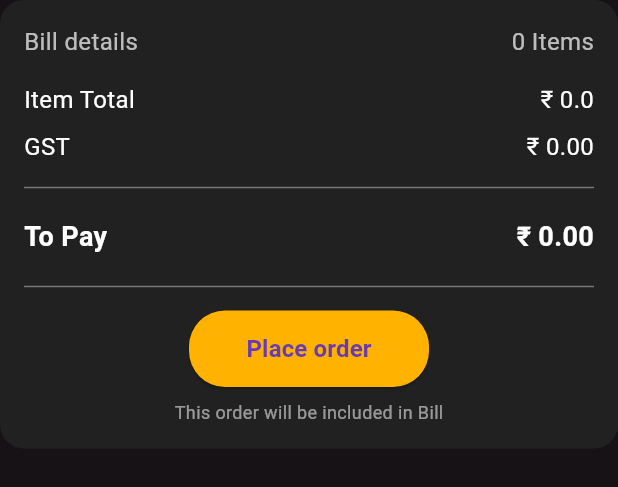
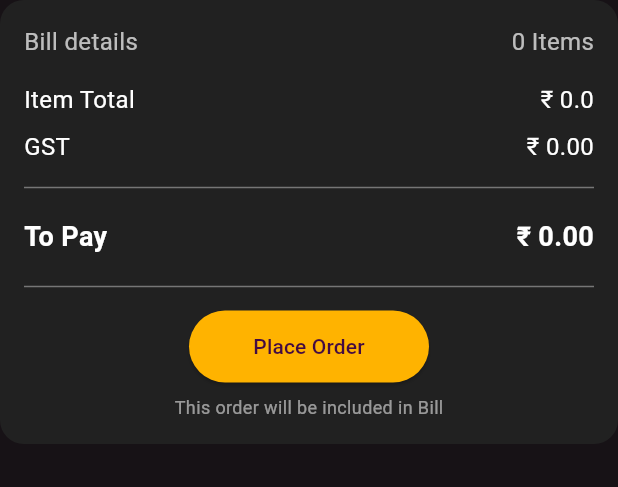
Before and after one commit to preethy2309/jio_ird_app, a Flutter app: the BillSummaryScreen widget shown alone on an empty page, opened directly, on a phone screen of 412 x 824 dp. Shown: the top 487 px of the screen. Run offline on Flutter 3.47's test engine with Material 3 defaults, Android fonts, the phone set to English and light mode, and no system bars; our stand-ins replace dio, dotted_line, flutter_riverpod, flutter_secure_storage, retrofit, shared_preferences; missing offline and left inert: encrypt; accounts and stored records are empty; generated files the repository leaves out were written again; network calls fail.

Commit message:
Order placed api integration

```diff
--- a/lib/providers/dio_provider.dart
+++ b/lib/providers/dio_provider.dart
@@ -20,7 +20,7 @@ final tokenProvider = FutureProvider<String>((ref) async {
   final newToken = await auth.getAuthToken();
 
   // Save with 1hr expiry
-  final expiryTime = DateTime.now().add(const Duration(hours: 1));
+  final expiryTime = DateTime.now().add(const Duration(minutes: 55));
   await storage.saveToken(newToken, expiryTime);
 
   return newToken;
--- a/lib/ui/widgets/cart/bill_summary.dart
+++ b/lib/ui/widgets/cart/bill_summary.dart
@@ -2,7 +2,7 @@ import 'package:flutter/material.dart';
 import 'package:flutter_riverpod/flutter_riverpod.dart';
 
 import '../../../notifiers/cart_notifier.dart';
-import '../../../providers/state_provider.dart';
+import '../../../notifiers/order_notifier.dart';
 
 class BillSummaryScreen extends ConsumerWidget {
   const BillSummaryScreen({super.key});
@@ -136,9 +136,7 @@ class BillSummaryScreen extends ConsumerWidget {
             child: ElevatedButton(
               autofocus: true,
               onPressed: () {
-                ref.read(itemQuantitiesProvider.notifier).clearCart();
-                ref.read(orderPlacedProvider.notifier).state = true;
-                //TODO call api and decide based on that
+                ref.read(orderNotifierProvider.notifier).placeOrder(items);
               },
               style: ButtonStyle(
                 backgroundColor: WidgetStateProperty.resolveWith<Color>(
@@ -158,13 +156,37 @@ class BillSummaryScreen extends ConsumerWidget {
                   ),
                 ),
               ),
-              child: const Text(
-                'Place order',
-                style: TextStyle(
-                  color: Colors.deepPurple,
-                  fontWeight: FontWeight.bold,
-                  fontSize: 16,
-                ),
+              child: Consumer(
+                builder: (context, ref, _) {
+                  final orderState = ref.watch(orderNotifierProvider);
+
+                  return orderState.when(
+                    loading: () => const SizedBox(
+                      width: 20,
+                      height: 20,
+                      child: CircularProgressIndicator(
+                          strokeWidth: 2, color: Colors.white),
+                    ),
+                    data: (msg) {
+                      if (msg.isNotEmpty) {
+                        WidgetsBinding.instance.addPostFrameCallback((_) {
+                          ScaffoldMessenger.of(context).showSnackBar(
+                            SnackBar(content: Text(msg)),
+                          );
+                        });
+                      }
+                      return const Text("Place Order");
+                    },
+                    error: (err, _) {
+                      WidgetsBinding.instance.addPostFrameCallback((_) {
+                        ScaffoldMessenger.of(context).showSnackBar(
+                          SnackBar(content: Text(err.toString())),
+                        );
+                      });
+                      return const Text("Retry Order");
+                    },
+                  );
+                },
               ),
             ),
           ),
```
Also changed, not shown: lib/data/models/order_request.dart (+20 -17 lines), lib/data/repositories/food_repository.dart (deleted, +0 -9 lines), lib/data/repositories/food_repositoty_impl.dart (deleted, +0 -40 lines), lib/notifiers/order_notifier.dart (added, +42 -0 lines), lib/providers/state_provider.dart (+3 -16 lines), lib/utils/util.dart (+9 -11 lines), lib/data/models/order_request.g.dart (deleted).
